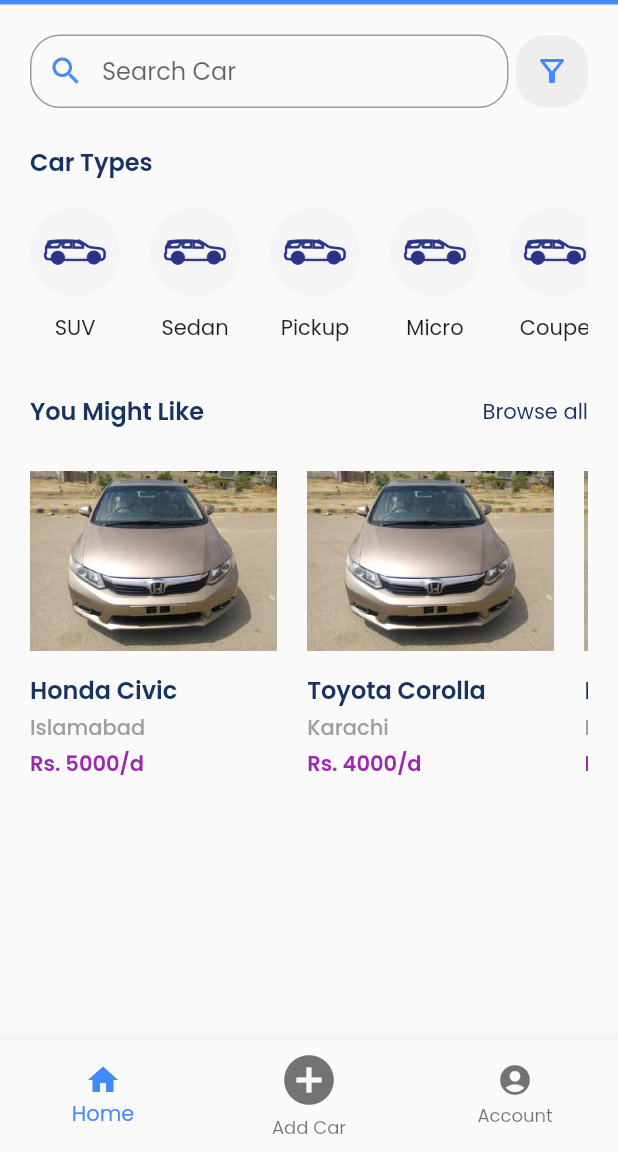
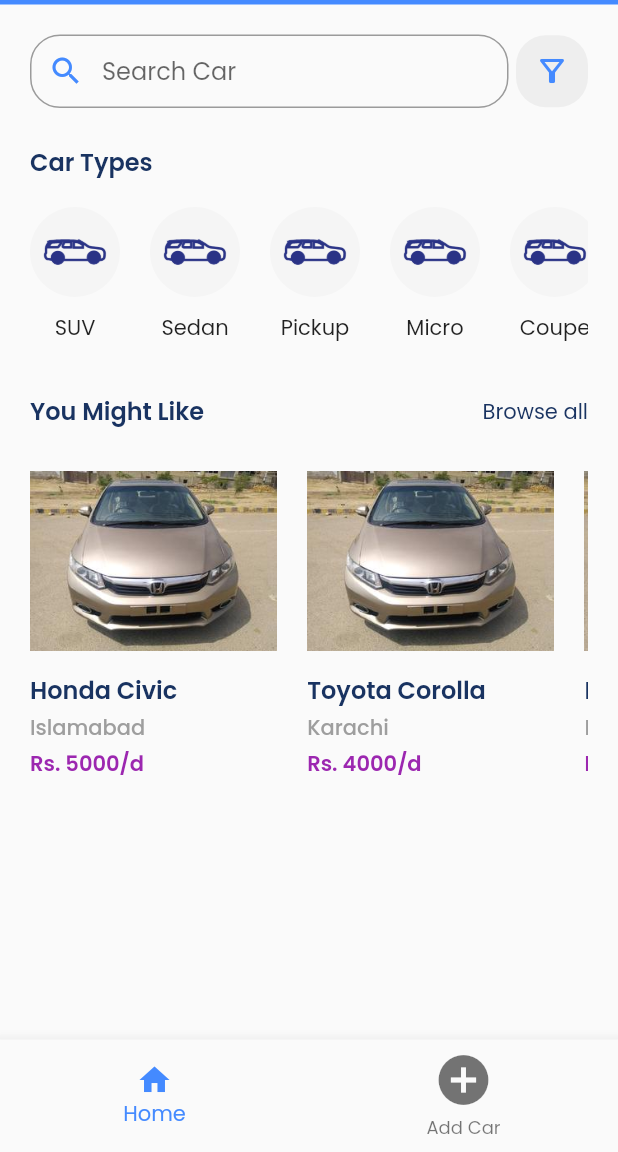
Before and after one commit to ahmadaba14/car_rental_app, a Flutter app: the HomeScreen screen opened directly, on a phone screen of 412 x 824 dp, the part 84-1236 px from its top. Run offline on Flutter 3.47's test engine with Material 2 defaults, Android fonts, the phone set to English and light mode, and no system bars; our stand-ins replace animated_splash_screen, cloud_firestore, country_code_picker, firebase_auth, firebase_core, fluttertoast and 1 more; missing offline and left inert: flutter_facebook_auth; accounts and stored records are empty.

Commit message:
User Account Removed

```diff
--- a/lib/screen/home_screen.dart
+++ b/lib/screen/home_screen.dart
@@ -1,6 +1,5 @@
 import 'package:car_rental_app/screen/navBarItems/addCar.dart';
 import 'package:car_rental_app/screen/navBarItems/home.dart';
-import 'package:car_rental_app/screen/navBarItems/userAccount.dart';
 import 'package:flutter/material.dart';
 
 class HomeScreen extends StatefulWidget {
@@ -75,7 +74,6 @@ class _HomeScreenState extends State<HomeScreen> {
   static const List<Widget> _widgetOptions = <Widget>[
     Home(),
     AddCarPage(),
-    UserAccount(),
   ];
 
   void _onItemTapped(int index) {
@@ -100,10 +98,6 @@ class _HomeScreenState extends State<HomeScreen> {
           ),
           label: 'Add Car',
         ),
-        BottomNavigationBarItem(
-          icon: Icon(Icons.account_circle),
-          label: 'Account',
-        ),
       ],
       currentIndex: _selectedIndex,
       selectedItemColor: Colors.blueAccent,
```
Also changed, not shown: lib/screen/navBarItems/userAccount.dart (deleted, +0 -15 lines).
